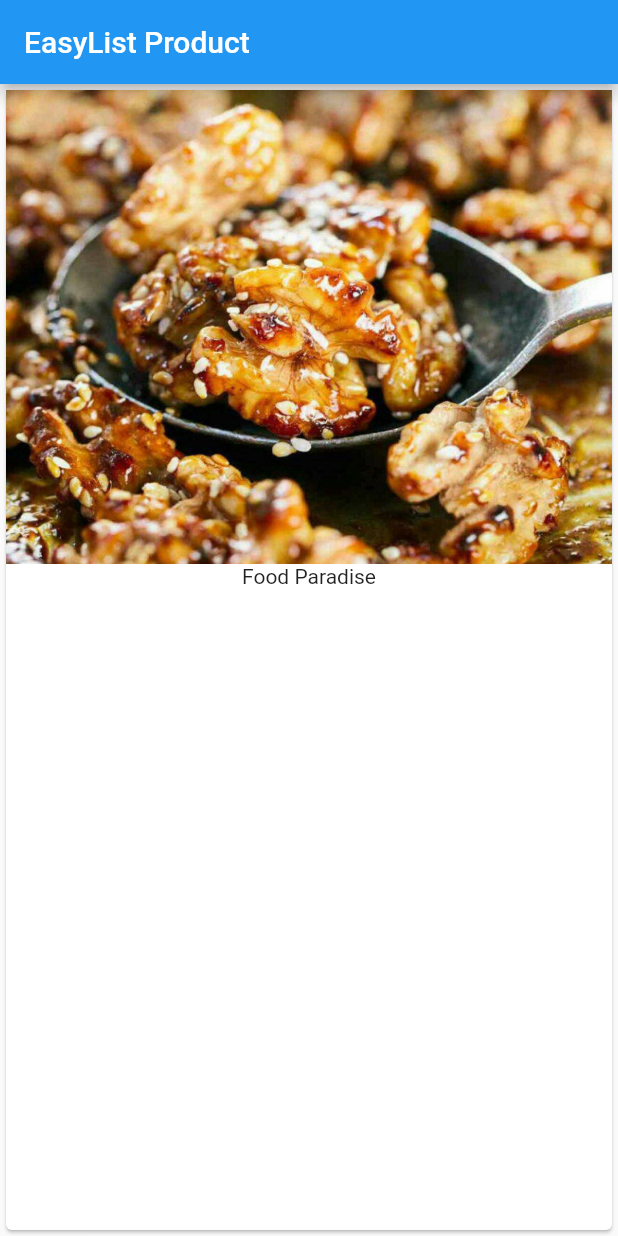
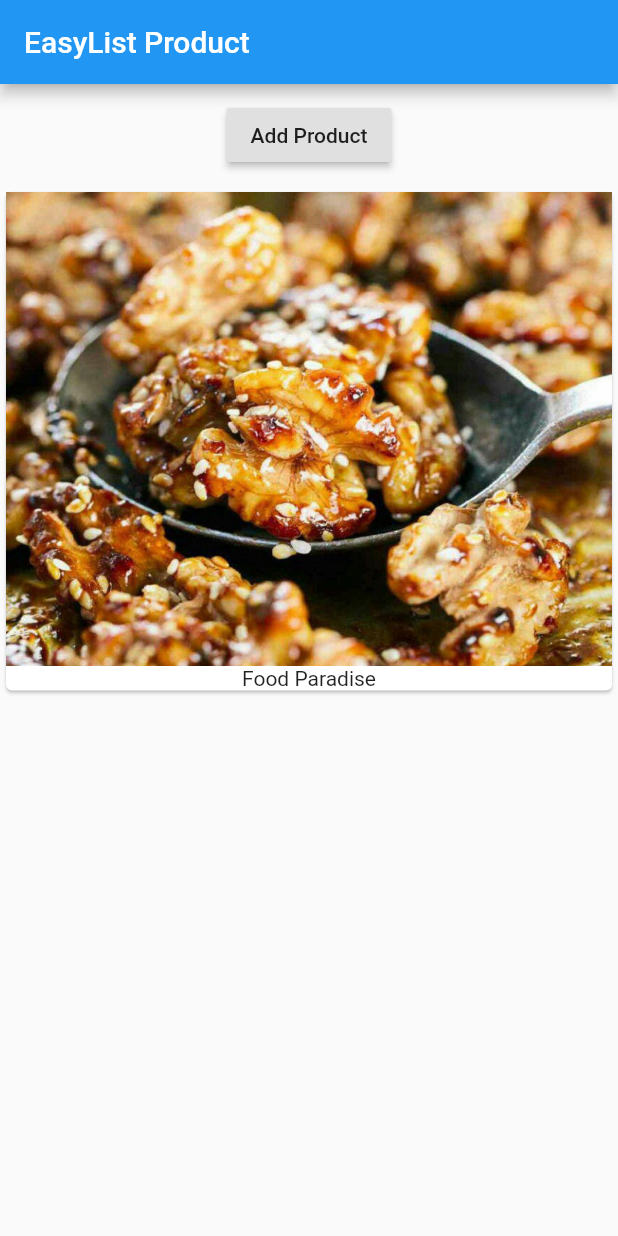
Before and after one commit to Dawlatzai/flutter, a Flutter app: the screen it shows after launch, on a phone screen of 412 x 824 dp. Run offline on Flutter 3.47's test engine with Material 2 defaults, Android fonts, the phone set to English and light mode, and no system bars.

Commit message:
Add button widget for adding project

```diff
--- a/lib/main.dart
+++ b/lib/main.dart
@@ -1,4 +1,3 @@
-
 import 'package:flutter/material.dart';
 
 void main() => runApp(MyApp());
@@ -11,15 +10,24 @@ class MyApp extends StatelessWidget {
             appBar: AppBar(
               title: Text('EasyList Product'),
             ),
-
-        body: Card(
-          child: Column(children: <Widget>[
+            body: Column(
+              children: [
+                Container(
+                  margin: EdgeInsets.all(10.0),
+                  child: RaisedButton(
+                    onPressed: () {},
+                    child: Text('Add Product'),
+                  ),
+                ),
+                Card(
+                  child: Column(
+                    children: <Widget>[
                       Image.asset('assets/food.jpg'),
                       Text('Food Paradise')
                     ],
                   ),
                 ),
-      )
-    );
+              ],
+            )));
   }
 }
```
Lines whose indentation alone changed are shown as unchanged.
